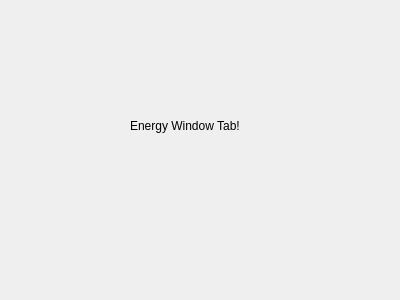
Old version of the form UI/EnergyWindowScan.ui in the repository AnthonyLim23/quickrun.
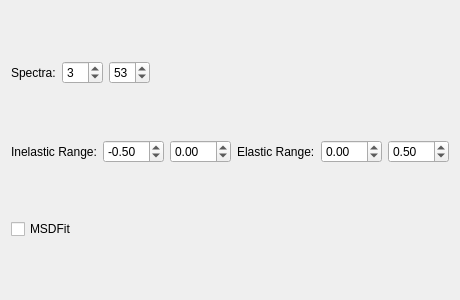
New version of the form.

Commit message: update energy window scan

Patch:
```diff
--- a/UI/EnergyWindowScan.ui
+++ b/UI/EnergyWindowScan.ui
@@ -13,19 +13,117 @@
   <property name="windowTitle">
    <string>Form</string>
   </property>
-  <widget class="QLabel" name="label">
-   <property name="geometry">
-    <rect>
-     <x>130</x>
-     <y>100</y>
-     <width>211</width>
-     <height>51</height>
-    </rect>
-   </property>
-   <property name="text">
-    <string>Energy Window Tab!</string>
-   </property>
-  </widget>
+  <layout class="QVBoxLayout" name="verticalLayout">
+   <item>
+    <layout class="QHBoxLayout" name="horizontalLayout">
+     <item>
+      <widget class="QLabel" name="lb_spectra">
+       <property name="text">
+        <string>Spectra:</string>
+       </property>
+      </widget>
+     </item>
+     <item>
+      <widget class="QSpinBox" name="sb_spectraMin">
+       <property name="value">
+        <number>3</number>
+       </property>
+      </widget>
+     </item>
+     <item>
+      <widget class="QSpinBox" name="sb_spectraMax">
+       <property name="value">
+        <number>53</number>
+       </property>
+      </widget>
+     </item>
+     <item>
+      <spacer name="horizontalSpacer">
+       <property name="orientation">
+        <enum>Qt::Horizontal</enum>
+       </property>
+       <property name="sizeHint" stdset="0">
+        <size>
+         <width>40</width>
+         <height>20</height>
+        </size>
+       </property>
+      </spacer>
+     </item>
+    </layout>
+   </item>
+   <item>
+    <layout class="QHBoxLayout" name="horizontalLayout_2">
+     <item>
+      <widget class="QLabel" name="lb_inelastic">
+       <property name="text">
+        <string>Inelastic Range:</string>
+       </property>
+      </widget>
+     </item>
+     <item>
+      <widget class="QDoubleSpinBox" name="dsb_inelasticMin">
+       <property name="minimum">
+        <double>-99.000000000000000</double>
+       </property>
+       <property name="singleStep">
+        <double>0.010000000000000</double>
+       </property>
+       <property name="value">
+        <double>-0.500000000000000</double>
+       </property>
+      </widget>
+     </item>
+     <item>
+      <widget class="QDoubleSpinBox" name="dsb_inelasticMax">
+       <property name="minimum">
+        <double>-99.989999999999995</double>
+       </property>
+       <property name="singleStep">
+        <double>0.010000000000000</double>
+       </property>
+      </widget>
+     </item>
+     <item>
+      <widget class="QLabel" name="lb_elastic">
+       <property name="text">
+        <string>Elastic Range:</string>
+       </property>
+      </widget>
+     </item>
+     <item>
+      <widget class="QDoubleSpinBox" name="dsb_elasticMin">
+       <property name="minimum">
+        <double>-99.989999999999995</double>
+       </property>
+       <property name="singleStep">
+        <double>0.010000000000000</double>
+       </property>
+      </widget>
+     </item>
+     <item>
+      <widget class="QDoubleSpinBox" name="dsb_elasticMax">
+       <property name="minimum">
+        <double>-99.989999999999995</double>
+       </property>
+       <property name="singleStep">
+        <double>0.010000000000000</double>
+       </property>
+       <property name="value">
+        <double>0.500000000000000</double>
+       </property>
+      </widget>
+     </item>
+    </layout>
+   </item>
+   <item>
+    <widget class="QCheckBox" name="cb_msdfit">
+     <property name="text">
+      <string>MSDFit</string>
+     </property>
+    </widget>
+   </item>
+  </layout>
  </widget>
  <resources/>
  <connections/>
```
